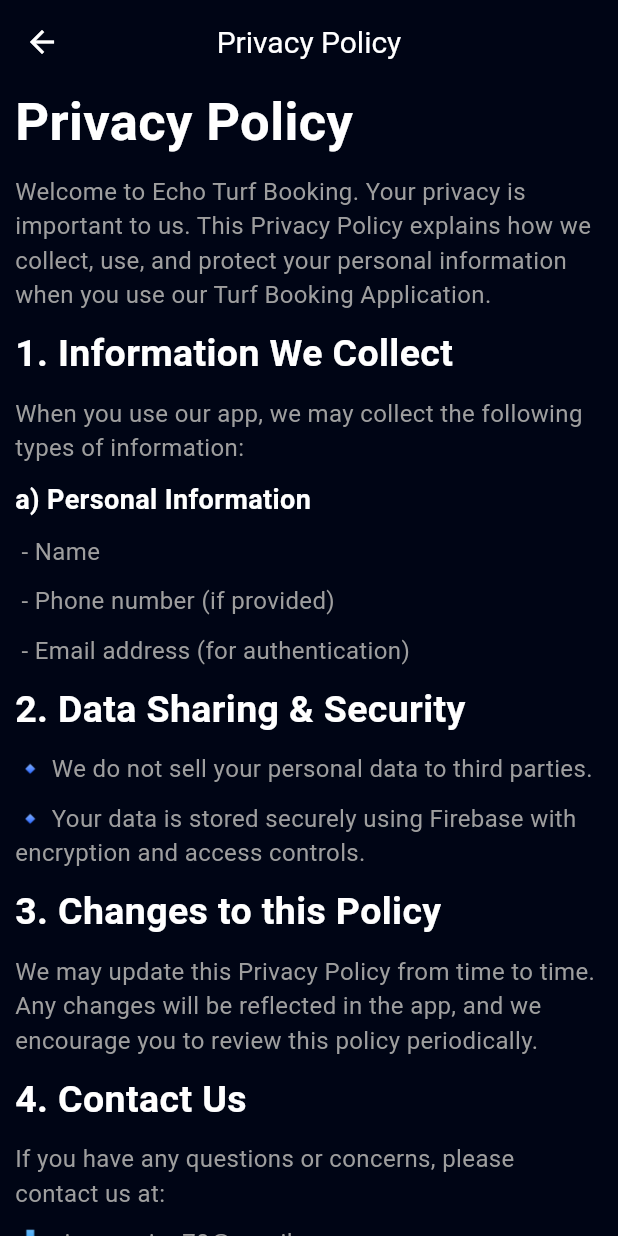
After one commit to sinancholakkal/EchoBooking-turf-user, a Flutter app: the ScreenAccount screen opened directly, after a tap on "Privacy Policy", on a phone screen of 412 x 824 dp. The commit adds this screen. Run offline on Flutter 3.47's test engine with Material 3 defaults, Android fonts, the light colour scheme and no system bars; our stand-ins replace bloc, carousel_slider, cloud_firestore, firebase_auth, firebase_core, flutter_bloc and 10 more; missing offline and left inert: animated_rating_stars, dart:ffi, razorpay_flutter; accounts and stored records are empty.

Commit message:
Privacy Policy added

```diff
--- a/lib/feature/presentation/pages/screen_account/screen_account.dart
+++ b/lib/feature/presentation/pages/screen_account/screen_account.dart
@@ -6,9 +6,7 @@
 import 'package:echo_booking/feature/presentation/pages/screen_account/widget/profile_card_widget.dart';
 import 'package:echo_booking/feature/presentation/pages/screen_account/widget/profile_items_widget.dart';
 import 'package:echo_booking/feature/presentation/pages/screen_personal_details_update/screen_personal_details.dart';
-import 'package:echo_booking/feature/presentation/pages/screen_welcome/screen_welcome.dart';
-import 'package:echo_booking/feature/presentation/widgets/alert_dialog_widget.dart';
-import 'package:echo_booking/feature/presentation/widgets/loading_widget.dart';
+import 'package:echo_booking/feature/presentation/pages/screen_privacy_policy/screen_privacy_policy.dart';
 import 'package:echo_booking/feature/presentation/widgets/text_widget.dart';
 import 'package:flutter/material.dart';
 import 'package:flutter_bloc/flutter_bloc.dart' as bloc;
@@ -54,15 +52,18 @@
           height22,
           //About--------------------
           ProfileItemsWidget(
-            text: "About",
+            text: "Privacy Policy",
             icon: Icons.info,
             screenWidth: screenWidth,
+            onTap: () =>Get.to(() => ScreenPrivacyPolicy(),
+                transition: Transition.cupertino,duration: Duration(milliseconds: 800)),
           ),
-          SizedBox(
-            height: 22,
-          ),
+          height22,
           // Long out----------
           LogOutWidget(screenWidth: screenWidth),
+          Spacer(flex: 2,),
+          TextWidget(text: "version: 1.0.1",color: kGrey,size: 16,),
+          Spacer(flex: 1,)
         ],
       ),
     );
--- /dev/null
+++ b/lib/feature/presentation/pages/screen_privacy_policy/screen_privacy_policy.dart
@@ -0,0 +1,26 @@
+import 'package:echo_booking/core/theme/colors.dart';
+import 'package:echo_booking/feature/presentation/pages/screen_privacy_policy/widget/privacy_policy_section.dart';
+import 'package:echo_booking/feature/presentation/widgets/text_widget.dart';
+import 'package:flutter/material.dart';
+
+class ScreenPrivacyPolicy extends StatelessWidget {
+  const ScreenPrivacyPolicy({super.key});
+
+  @override
+  Widget build(BuildContext context) {
+    return Scaffold(
+      backgroundColor: backGroundColor,
+      appBar: AppBar(
+        title: TextWidget(text: "Privacy Policy"),
+        centerTitle: true,
+        backgroundColor: backGroundColor,
+        iconTheme: IconThemeData(
+          color: kWhite
+        ),
+      ),
+      body: SingleChildScrollView(
+        child: PrivacyPolicyContentSection(),
+      ),
+    );
+  }
+}
--- /dev/null
+++ b/lib/feature/presentation/pages/screen_privacy_policy/widget/privacy_policy_section.dart
@@ -0,0 +1,141 @@
+import 'package:echo_booking/core/theme/colors.dart';
+import 'package:echo_booking/feature/presentation/widgets/text_widget.dart';
+import 'package:flutter/material.dart';
+
+class PrivacyPolicyContentSection extends StatelessWidget {
+  const PrivacyPolicyContentSection({
+    super.key,
+  });
+
+  @override
+  Widget build(BuildContext context) {
+    return Padding(
+      padding: const EdgeInsets.symmetric(horizontal: 10),
+      child: Column(
+        spacing: 10,
+        crossAxisAlignment: CrossAxisAlignment.start,
+        children: [
+          TextWidget(
+            text: "Privacy Policy",
+            size: 35,
+            fontWeight: FontWeight.bold,
+          ),
+          TextWidget(
+            text:
+                "Welcome to Echo Turf Booking. Your privacy is important to us. This Privacy Policy explains how we collect, use, and protect your personal information when you use our Turf Booking Application.",
+            textOverflow: TextOverflow.visible,
+            maxLine: 10,
+            size: 16,
+            color: kGrey,
+          ),
+          //1. Information We Collect---------
+          TextWidget(
+            text: "1. Information We Collect",
+            size: 25,
+            fontWeight: FontWeight.bold,
+          ),
+          TextWidget(
+            text:
+                "When you use our app, we may collect the following types of information:",
+            textOverflow: TextOverflow.visible,
+            maxLine: 10,
+            size: 16,
+            color: kGrey,
+          ),
+          TextWidget(
+            text: "a) Personal Information",
+            size: 18,
+            fontWeight: FontWeight.bold,
+          ),
+          TextWidget(
+            text: " - Name",
+            textOverflow: TextOverflow.visible,
+            maxLine: 10,
+            size: 16,
+            color: kGrey,
+          ),
+          TextWidget(
+            text: " - Phone number (if provided)",
+            textOverflow: TextOverflow.visible,
+            maxLine: 10,
+            size: 16,
+            color: kGrey,
+          ),
+          TextWidget(
+            text: " - Email address (for authentication)",
+            textOverflow: TextOverflow.visible,
+            maxLine: 10,
+            size: 16,
+            color: kGrey,
+          ),
+          //2. Data Sharing & Security--------------
+          TextWidget(
+            text: "2. Data Sharing & Security",
+            size: 25,
+            fontWeight: FontWeight.bold,
+          ),
+          TextWidget(
+            text: "🔹 We do not sell your personal data to third parties.",
+            textOverflow: TextOverflow.visible,
+            maxLine: 10,
+            size: 16,
+            color: kGrey,
+          ),
+          TextWidget(
+            text:
+                "🔹 Your data is stored securely using Firebase with encryption and access controls.",
+            textOverflow: TextOverflow.visible,
+            maxLine: 10,
+            size: 16,
+            color: kGrey,
+          ),
+          //3.Changes to this Policy---------
+          TextWidget(
+            text: "3. Changes to this Policy",
+            size: 25,
+            fontWeight: FontWeight.bold,
+          ),
+          TextWidget(
+            text:
+                "We may update this Privacy Policy from time to time. Any changes will be reflected in the app, and we encourage you to review this policy periodically.",
+            textOverflow: TextOverflow.visible,
+            maxLine: 10,
+            size: 16,
+            color: kGrey,
+          ),
+          //4.  Contact Us
+          TextWidget(
+            text: "4. Contact Us",
+            size: 25,
+            fontWeight: FontWeight.bold,
+          ),
+          TextWidget(
+            text:
+                "If you have any questions or concerns, please contact us at:",
+            textOverflow: TextOverflow.visible,
+            maxLine: 10,
+            size: 16,
+            color: kGrey,
+          ),
+          TextWidget(
+            text: "📩 sinanzzsinu70@gmail.com",
+            textOverflow: TextOverflow.visible,
+            maxLine: 10,
+            size: 16,
+            color: kGrey,
+          ),
+          TextWidget(
+            text: "📞 +917025653318",
+            textOverflow: TextOverflow.visible,
+            maxLine: 10,
+            size: 16,
+            color: kGrey,
+          ),
+          SizedBox(
+            height: 50,
+          )
+        ],
+      ),
+    );
+  }
+}
```
